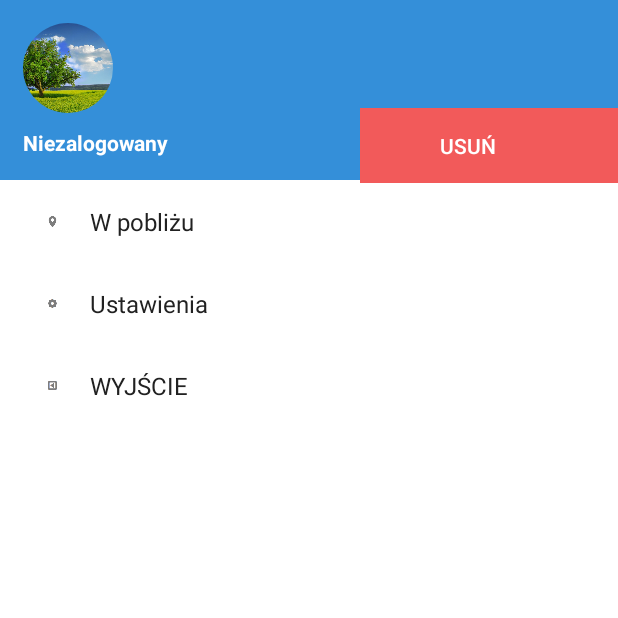
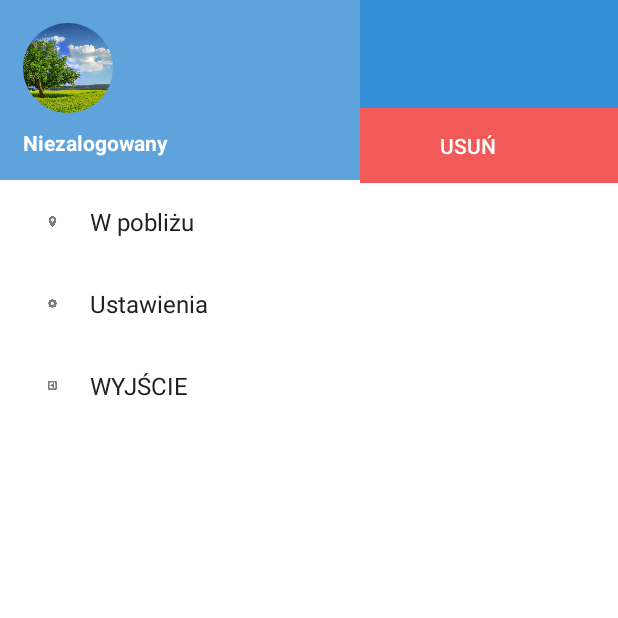
Before and after one commit to intive/AugmentedSzczecin_Android, an Android app: the HomeActivity screen opened directly, with no data from a screen before it, on a phone screen of 412 x 824 dp, the top half of it. Run offline under Robolectric (Android 15) with nearby library versions, the phone set to English and light mode, and no system bars; our stand-ins replace CircleImageView; libraries missing offline, so code that uses them is left out: com.activeandroid, com.activeandroid.content, com.sothree.slidinguppanel, retrofit.client; plain views replace SlidingUpPanelLayout; 9 statements that could not run were skipped.

Commit message:
[FIX] Status bar colour

```diff
--- a/app/src/main/java/com/blstream/as/HomeActivity.java
+++ b/app/src/main/java/com/blstream/as/HomeActivity.java
@@ -7,6 +7,7 @@ import android.content.Intent;
 import android.content.IntentFilter;
 import android.content.SharedPreferences;
 import android.content.pm.ActivityInfo;
+import android.os.Build;
 import android.os.Bundle;
 import android.support.v4.app.Fragment;
 import android.support.v4.app.FragmentManager;
@@ -22,6 +23,7 @@ import android.view.LayoutInflater;
 import android.view.MotionEvent;
 import android.view.View;
 import android.view.ViewGroup;
+import android.view.WindowManager;
 import android.widget.LinearLayout;
 import android.widget.Toast;
 
@@ -116,9 +118,19 @@ public class HomeActivity extends ActionBarActivity implements
         toolbar = (Toolbar) findViewById(R.id.toolbar);
         setSupportActionBar(toolbar);
 
+        if (Build.VERSION.SDK_INT >= Build.VERSION_CODES.LOLLIPOP) {
+            getWindow().addFlags(WindowManager.LayoutParams.FLAG_DRAWS_SYSTEM_BAR_BACKGROUNDS);
+        }
+
         navigationDrawerFragment = (NavigationDrawerFragment) getSupportFragmentManager().findFragmentById(R.id.navigation_drawer);
         if (navigationDrawerFragment != null) {
             navigationDrawerFragment.setUp(R.id.navigation_drawer, (DrawerLayout) findViewById(R.id.drawer_layout));
+        }
+    }
+
+    public void setStatusBarColour(int colour) {
+        if (Build.VERSION.SDK_INT >= Build.VERSION_CODES.LOLLIPOP) {
+            getWindow().setStatusBarColor(getResources().getColor(colour));
         }
     }
 
@@ -216,6 +228,7 @@ public class HomeActivity extends ActionBarActivity implements
     public void switchToAr() {
         hidePoiPreview();
         setRequestedOrientation(ActivityInfo.SCREEN_ORIENTATION_SENSOR_LANDSCAPE);
+        setStatusBarColour(R.color.transparent);
         //TODO if is require?
         if(googleApiClient != null && googleApiClient.isConnected()) {
             toolbar.setVisibility(View.GONE);
@@ -503,6 +516,7 @@ public class HomeActivity extends ActionBarActivity implements
         switch (fragmentType) {
             case MAP_2D:
                 toolbar.setTitle(R.string.toolbar_show);
+                setStatusBarColour(R.color.dark_blue);
                 if (mapsFragment == null) {
                     mapsFragment = (MapsFragment) fragmentManager.findFragmentByTag(MapsFragment.TAG);
                 }
@@ -520,6 +534,7 @@ public class HomeActivity extends ActionBarActivity implements
                 break;
             case POI_LIST:
                 toolbar.setTitle(R.string.poi_list);
+                setStatusBarColour(R.color.dark_blue);
                 if (fragmentManager.findFragmentByTag(PoiFragment.TAG) == null) {
                     fragmentTransaction.replace(R.id.container, PoiFragment.newInstance(), PoiFragment.TAG);
                     fragmentTransaction.addToBackStack(PoiFragment.TAG);
@@ -529,12 +544,15 @@ public class HomeActivity extends ActionBarActivity implements
                 }
                 break;
             case ADD_POI:
+                setStatusBarColour(R.color.dark_blue);
                 switchToPoiAdd();
                 break;
             case LOGOUT:
+                setStatusBarColour(R.color.dark_blue);
                 switchToLogout();
                 break;
             case SETTINGS:
+                setStatusBarColour(R.color.dark_blue);
                 switchToSettings();
                 break;
         }
--- a/app/src/main/java/com/blstream/as/fragment/NavigationDrawerFragment.java
+++ b/app/src/main/java/com/blstream/as/fragment/NavigationDrawerFragment.java
@@ -212,7 +212,6 @@ public class NavigationDrawerFragment extends Fragment {
 
                 getActivity().supportInvalidateOptionsMenu();
             }
-
             @Override
             public void onDrawerOpened(View drawerView) {
                 super.onDrawerOpened(drawerView);
--- a/app/src/main/res/layout/navigation_drawer_fragment.xml
+++ b/app/src/main/res/layout/navigation_drawer_fragment.xml
@@ -9,7 +9,7 @@
     <RelativeLayout
         android:layout_width="match_parent"
         android:layout_height="@dimen/drawer_toolbar_height"
-        android:background="@color/blue">
+        android:background="@color/bright_blue">
 
         <de.hdodenhof.circleimageview.CircleImageView
             android:id="@+id/profile_image"
--- a/app/src/main/res/layout/toolbar.xml
+++ b/app/src/main/res/layout/toolbar.xml
@@ -4,7 +4,7 @@
     xmlns:app="http://schemas.android.com/apk/res-auto"
     android:layout_width="match_parent"
     android:layout_height="wrap_content"
-    android:background="@color/dark_blue"
+    android:background="@color/blue"
     app:theme="@style/Toolbar"
     app:popupTheme="@style/WhiteDrawerIconStyle">
 
--- a/app/src/main/res/values/colors.xml
+++ b/app/src/main/res/values/colors.xml
@@ -2,6 +2,7 @@
 <resources>
     <color name="dark_blue">#2b75b3</color>
     <color name="blue">#348fd9</color>
+    <color name="bright_blue">#5ea3db</color>
     <color name="light_blue">#cce6ff</color>
     <color name="white">#ffffff</color>
     <color name="red">#f25a5a</color>
@@ -9,4 +10,5 @@
     <color name="dark_gray">#727272</color>
     <color name="light_gray">#b6b6b6</color>
     <color name="temp_dark_red">#cc0000</color>
+    <color name="transparent">#80000000</color>
 </resources>
--- a/app/src/main/res/values/styles.xml
+++ b/app/src/main/res/values/styles.xml
@@ -1,6 +1,6 @@
 <resources>
 
-    <style name="Toolbar" parent="@style/ThemeOverlay.AppCompat">
+    <style name="Toolbar" parent="@style/Theme.AppCompat">
         <item name="android:textColorPrimary">@android:color/white</item>
         <item name="android:textColorPrimaryInverse">@android:color/white</item>
         <item name="actionMenuTextColor">@android:color/white</item>
```
